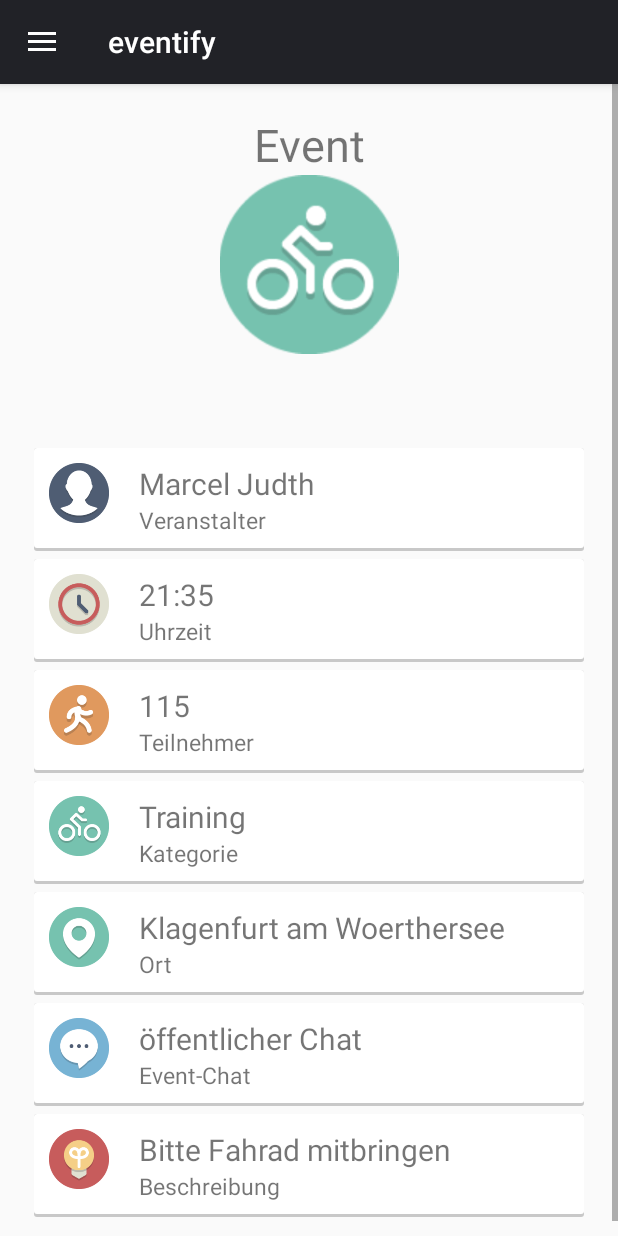
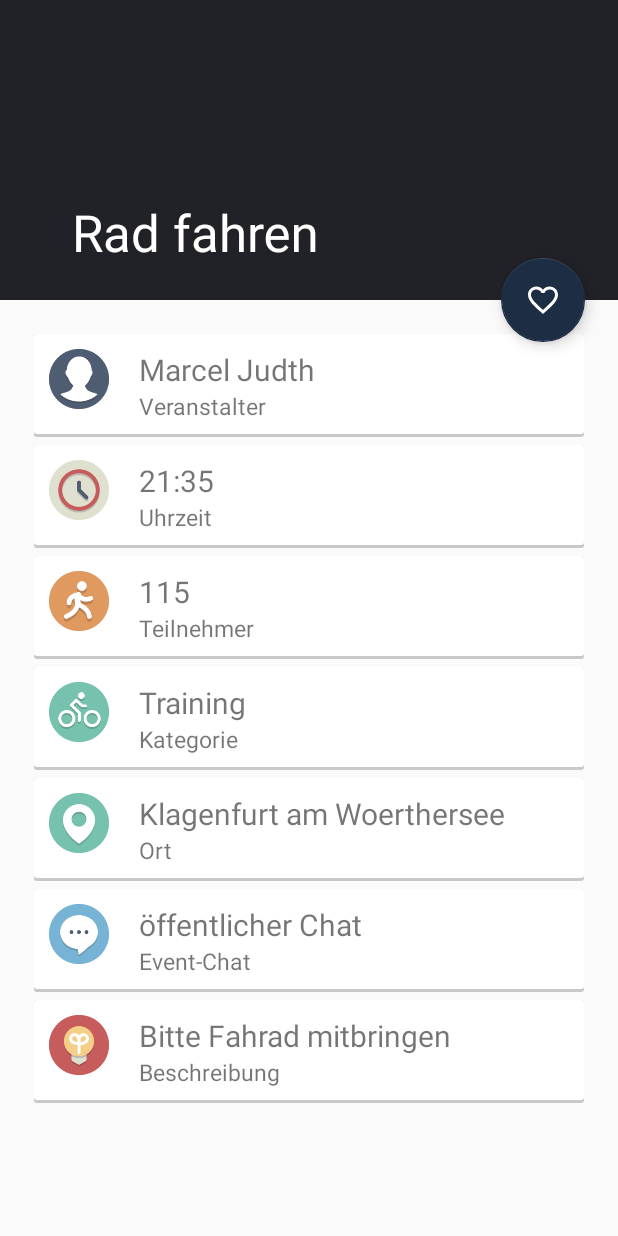
Before and after one commit to Chris6077/Eventify, an Android app: the Event_Activity screen opened directly, with no data from a screen before it, on a phone screen of 412 x 824 dp. Run offline under Robolectric (Android 15) with nearby library versions, the phone set to English and light mode, and no system bars; 1 statement that could not run was skipped.

Commit message:
event activity updated

```diff
--- a/app/src/main/AndroidManifest.xml
+++ b/app/src/main/AndroidManifest.xml
@@ -16,7 +16,8 @@
         android:theme="@style/AppTheme">
         <activity
             android:name=".Event_Activity"
-            android:label="eventify">
+            android:label="eventify"
+            android:theme="@style/style_no_actionbar">
             <intent-filter>
                 <action android:name="android.intent.action.MAIN"/>
 
--- a/app/src/main/java/com/example/schueler/eventures/EventListActivity.java
+++ b/app/src/main/java/com/example/schueler/eventures/EventListActivity.java
@@ -114,13 +114,7 @@ public class EventListActivity extends AppCompatActivity {
 
 		//ArrayAdapter<String> adapter = new ArrayAdapter<>(this,R.layout.listview_item_event,temp);
 
-		events.add(new Event("Kino","3131341414",EventState.Unconfirmed,"not confirmed yet.",200,14,EventType.Public,EventCategory.Other,new Date(),new Date()));
-		events.add(new Event("Radfahren","1131313141",EventState.Confirmed,"bike tour to italy.",200,14,EventType.Public,EventCategory.Sportsevent,new Date(),new Date()));
-		events.add(new Event("Hausparty","1211412",EventState.CalledOff,"Party at my place.",200,14,EventType.Public,EventCategory.Party,new Date(),new Date()));
-		events.add(new Event("Martin Garrix Concert","21312333",EventState.Confirmed,"martin garrix open air concert.",200,14,EventType.Public,EventCategory.Concert,new Date(),new Date()));
-
 		adapter_list_view_event adapter = new adapter_list_view_event(this,R.layout.listview_item_event, events);
-
 		this.listView_events.setAdapter(adapter);
 	}
 
@@ -245,8 +239,6 @@ public class EventListActivity extends AppCompatActivity {
 	}
 
 
-
-
 	//listener
 
 	private class fab_listener implements OnClickListener {
--- a/app/src/main/java/com/example/schueler/eventures/Event_Activity.java
+++ b/app/src/main/java/com/example/schueler/eventures/Event_Activity.java
@@ -4,6 +4,8 @@ import android.app.ActivityOptions;
 import android.content.Context;
 import android.content.Intent;
 import android.os.Build;
+import android.support.design.widget.CollapsingToolbarLayout;
+import android.support.design.widget.CoordinatorLayout;
 import android.support.design.widget.NavigationView;
 import android.support.v4.widget.DrawerLayout;
 import android.support.v7.app.ActionBarDrawerToggle;
@@ -22,7 +24,7 @@ import com.example.schueler.eventures.listener.navmenu_listener;
 
 public class Event_Activity extends AppCompatActivity implements View.OnClickListener {
 
-	private DrawerLayout mdl;
+	private CoordinatorLayout mdl;
 	private ActionBarDrawerToggle toggle;
 	private LinearLayout content_event;
 	private ImageView image_event;
@@ -35,6 +37,7 @@ public class Event_Activity extends AppCompatActivity implements View.OnClickLis
 	private TextView text_view_participants;
 	private TextView text_view_profile;
 	private NavigationView navigation;
+	private CollapsingToolbarLayout collapsingToolbar;
 
 	@Override
 	protected void onCreate(Bundle savedInstanceState) {
@@ -43,8 +46,8 @@ public class Event_Activity extends AppCompatActivity implements View.OnClickLis
 			setContentView(R.layout.activity_event);
 
 			this.setViews();
-			this.setupActionBarToggle();
 			this.registereventhandlers();
+			this.setContent();
 		}catch(Exception error){
 			Toast.makeText(this, error.getMessage().toString(), Toast.LENGTH_LONG).show();
 		}
@@ -67,7 +70,7 @@ public class Event_Activity extends AppCompatActivity implements View.OnClickLis
 	//custom
 
 	private void setViews(){
-		this.mdl = (DrawerLayout) findViewById(R.id.content);
+		this.mdl = (CoordinatorLayout) findViewById(R.id.content);
 		this.content_event = (LinearLayout) findViewById(R.id.content_event);
 		this.content_participants = (LinearLayout) findViewById(R.id.content_participants);
 		this.img_running = (ImageView) findViewById(R.id.img_running_event);
@@ -76,6 +79,7 @@ public class Event_Activity extends AppCompatActivity implements View.OnClickLis
 		this.img_profile = (ImageView) findViewById(R.id.img_profile_event);
 		this.text_view_profile = (TextView) findViewById(R.id.text_view_profile_event);
 		this.navigation = (NavigationView) findViewById(R.id.navigation_drawer);
+		this.collapsingToolbar = (CollapsingToolbarLayout) findViewById(R.id.collapsingToolbar_event);
 
 	}
 
@@ -85,16 +89,6 @@ public class Event_Activity extends AppCompatActivity implements View.OnClickLis
 
 		this.content_participants.setOnClickListener(this);
 		this.content_user.setOnClickListener(this);
-		this.navigation.setNavigationItemSelectedListener(new navmenu_listener(this));
-	}
-
-	private void setupActionBarToggle(){
-		this.toggle = new ActionBarDrawerToggle(this,mdl,R.string.actionbar_open,R.string.actionbar_close);
-		if (Build.VERSION.SDK_INT >= Build.VERSION_CODES.GINGERBREAD) {
-			this.mdl.addDrawerListener(this.toggle);
-		}
-		toggle.syncState();
-		getSupportActionBar().setDisplayHomeAsUpEnabled(true);
 	}
 
 	private void Participants_sharedTransitionAnimation() throws Exception{
@@ -107,6 +101,10 @@ public class Event_Activity extends AppCompatActivity implements View.OnClickLis
 		Intent user_activity = new Intent(this,UserActivity.class);
 		ActivityOptions options = ActivityOptions.makeSceneTransitionAnimation(this, new Pair<View, String>(img_profile,"img_profile"),new Pair<View, String>(text_view_profile,"text_view_profile"));
 		startActivity(user_activity,options.toBundle());
+	}
+
+	private void setContent(){
+		this.collapsingToolbar.setTitle("Rad fahren");
 	}
 
 	//super
--- a/app/src/main/java/com/example/schueler/eventures/adapter/adapter_list_view_event.java
+++ b/app/src/main/java/com/example/schueler/eventures/adapter/adapter_list_view_event.java
@@ -1,8 +1,10 @@
 package com.example.schueler.eventures.adapter;
 
 import android.app.ActivityOptions;
+import android.app.Dialog;
 import android.content.Context;
 import android.content.Intent;
+import android.graphics.drawable.ColorDrawable;
 import android.support.annotation.LayoutRes;
 import android.support.annotation.NonNull;
 import android.support.annotation.Nullable;
@@ -11,6 +13,7 @@ import android.util.Pair;
 import android.view.LayoutInflater;
 import android.view.View;
 import android.view.ViewGroup;
+import android.view.Window;
 import android.widget.ArrayAdapter;
 import android.widget.ImageView;
 import android.widget.LinearLayout;
@@ -172,5 +175,4 @@ public class adapter_list_view_event extends ArrayAdapter<Event> {
 	}
 
 
-
 }
--- /dev/null
+++ b/app/src/main/res/drawable/ic_favorite_border_white_24dp.xml
@@ -0,0 +1,9 @@
+<vector xmlns:android="http://schemas.android.com/apk/res/android"
+        android:width="24dp"
+        android:height="24dp"
+        android:viewportWidth="24.0"
+        android:viewportHeight="24.0">
+    <path
+        android:fillColor="@color/white"
+        android:pathData="M16.5,3c-1.74,0 -3.41,0.81 -4.5,2.09C10.91,3.81 9.24,3 7.5,3 4.42,3 2,5.42 2,8.5c0,3.78 3.4,6.86 8.55,11.54L12,21.35l1.45,-1.32C18.6,15.36 22,12.28 22,8.5 22,5.42 19.58,3 16.5,3zM12.1,18.55l-0.1,0.1 -0.1,-0.1C7.14,14.24 4,11.39 4,8.5 4,6.5 5.5,5 7.5,5c1.54,0 3.04,0.99 3.57,2.36h1.87C13.46,5.99 14.96,5 16.5,5c2,0 3.5,1.5 3.5,3.5 0,2.89 -3.14,5.74 -7.9,10.05z"/>
+</vector>
--- /dev/null
+++ b/app/src/main/res/drawable/ic_favorite_white_24dp.xml
@@ -0,0 +1,9 @@
+<vector xmlns:android="http://schemas.android.com/apk/res/android"
+        android:width="24dp"
+        android:height="24dp"
+        android:viewportWidth="24.0"
+        android:viewportHeight="24.0">
+    <path
+        android:fillColor="@color/white"
+        android:pathData="M12,21.35l-1.45,-1.32C5.4,15.36 2,12.28 2,8.5 2,5.42 4.42,3 7.5,3c1.74,0 3.41,0.81 4.5,2.09C13.09,3.81 14.76,3 16.5,3 19.58,3 22,5.42 22,8.5c0,3.78 -3.4,6.86 -8.55,11.54L12,21.35z"/>
+</vector>
--- a/app/src/main/res/layout/activity_event.xml
+++ b/app/src/main/res/layout/activity_event.xml
@@ -1,47 +1,64 @@
 <?xml version="1.0" encoding="utf-8"?>
-<android.support.v4.widget.DrawerLayout
+<android.support.design.widget.CoordinatorLayout
     xmlns:android="http://schemas.android.com/apk/res/android"
     xmlns:tools="http://schemas.android.com/tools"
+    xmlns:app="http://schemas.android.com/apk/res-auto"
     android:id="@+id/content"
     android:layout_width="match_parent"
     android:layout_height="match_parent"
     tools:context="com.example.schueler.eventures.Event_Activity">
 
-    <ScrollView
-        android:layout_width="match_parent"
-        android:layout_height="match_parent"
-        android:id="@+id/event_scrollview">
-
-    <LinearLayout
-        android:layout_width="match_parent"
-        android:layout_height="match_parent"
-        android:orientation="vertical">
 
         <!-- Header -->
-        <LinearLayout
+        <android.support.design.widget.AppBarLayout
+            android:id="@+id/appBar"
             android:layout_width="match_parent"
             android:layout_height="200dp"
-            android:gravity="center"
-            android:orientation="vertical"
-            android:padding="20dp">
+            android:fitsSystemWindows="true"
+            android:theme="@style/ThemeOverlay.AppCompat.Dark.ActionBar">
 
-            <TextView
-                android:layout_width="match_parent"
-                android:layout_height="wrap_content"
-                android:gravity="center"
-                android:text="Event"
-                android:textSize="30dp"/>
-
-            <ImageView
+            <android.support.design.widget.CollapsingToolbarLayout
+                android:id="@+id/collapsingToolbar_event"
                 android:layout_width="match_parent"
                 android:layout_height="match_parent"
-                android:id="@+id/event_header_image"
-                android:transitionName="header_image"
-                android:src="@drawable/biker"/>
+                android:fitsSystemWindows="true"
+                app:contentScrim="?attr/colorPrimary"
+                app:expandedTitleMarginEnd="64dp"
+                app:expandedTitleMarginStart="48dp"
+                app:layout_scrollFlags="scroll|exitUntilCollapsed">
 
-        </LinearLayout>
+                <!-- header -->
+                <LinearLayout
+                    android:layout_width="match_parent"
+                    android:id="@+id/user_header"
+                    android:layout_height="150dp"
+                    android:layout_marginTop="30dp"
+                    android:background="@color/colorPrimary"
+                    android:orientation="vertical">s
+
+                </LinearLayout>
+
+                <android.support.v7.widget.Toolbar
+                    android:id="@+id/toolbar"
+                    android:layout_width="match_parent"
+                    android:layout_height="?attr/actionBarSize"
+                    app:layout_collapseMode="parallax">
+
+
+                </android.support.v7.widget.Toolbar>
+
+
+            </android.support.design.widget.CollapsingToolbarLayout>
+
+        </android.support.design.widget.AppBarLayout>
 
         <!-- Content -->
+        <android.support.v4.widget.NestedScrollView
+            android:layout_width="match_parent"
+            android:layout_height="wrap_content"
+            android:id="@+id/content_event_nested_sv"
+            app:layout_behavior="@string/appbar_scrolling_view_behavior">
+
         <LinearLayout
             android:layout_width="match_parent"
             android:layout_height="wrap_content"
@@ -52,8 +69,7 @@
             <LinearLayout
                 android:layout_width="match_parent"
                 android:layout_height="wrap_content"
-                android:orientation="vertical"
-                android:paddingTop="20dp">
+                android:orientation="vertical">
 
                 <!-- Veranstalter -->
                 <LinearLayout
@@ -329,13 +345,16 @@
 
 
         </LinearLayout>
+        </android.support.v4.widget.NestedScrollView>
 
-    </LinearLayout>
-    </ScrollView>
-    <include layout="@layout/navigation_drawer"></include>
+    <android.support.design.widget.FloatingActionButton
+        android:id="@+id/fab_editProfile"
+        android:layout_width="wrap_content"
+        android:layout_height="wrap_content"
+        android:layout_margin="10pt"
+        android:background="@color/colorPrimaryDark"
+        android:src="@drawable/ic_favorite_border_white_24dp"
+        app:layout_anchor="@id/appBar"
+        app:layout_anchorGravity="bottom|end" />
 
-
-
-
-
-</android.support.v4.widget.DrawerLayout>
+    </android.support.design.widget.CoordinatorLayout>
```
Also changed, not shown: 20 other files.
